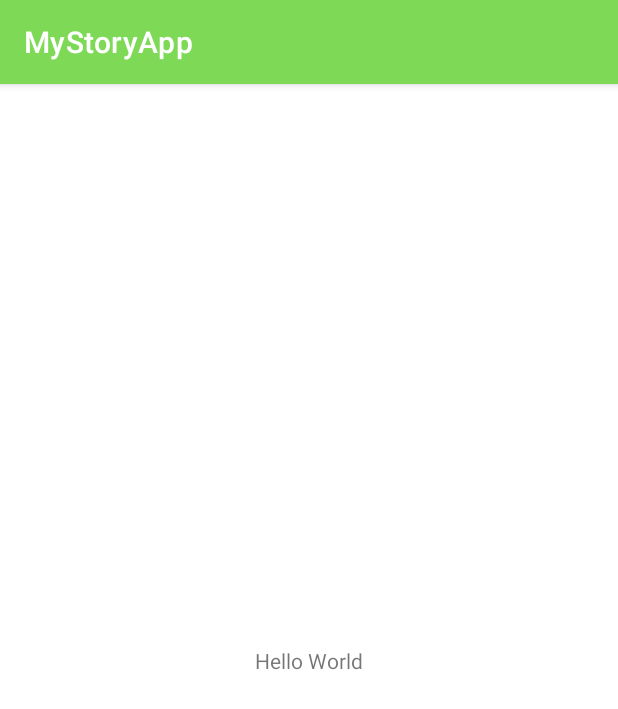
After one commit to Syn57/MyStoryApp, an Android app: the DetailStoryActivity screen opened directly, with no data from a screen before it, on a phone screen of 412 x 824 dp. The commit adds this screen. Shown: the top 709 px of the screen. Run offline under Robolectric (Android 15) with nearby library versions, the phone set to English and light mode, and no system bars.

```diff
--- a/app/src/main/AndroidManifest.xml
+++ b/app/src/main/AndroidManifest.xml
@@ -1,7 +1,9 @@
 <?xml version="1.0" encoding="utf-8"?>
 <manifest xmlns:android="http://schemas.android.com/apk/res/android"
     package="com.example.mystoryapp">
+
     <uses-permission android:name="android.permission.INTERNET" />
+
     <application
         android:allowBackup="true"
         android:icon="@mipmap/ic_launcher"
@@ -9,6 +11,9 @@
         android:roundIcon="@mipmap/ic_launcher_round"
         android:supportsRtl="true"
         android:theme="@style/Theme.MyStoryApp">
+        <activity
+            android:name=".view.detailstory.DetailStoryActivity"
+            android:exported="false" />
         <activity
             android:name=".view.regist.RegistActivity"
             android:exported="false" />
--- a/app/src/main/java/com/example/mystoryapp/data/remote/retrofit/ApiService.kt
+++ b/app/src/main/java/com/example/mystoryapp/data/remote/retrofit/ApiService.kt
@@ -25,8 +25,8 @@ interface ApiService {
 
     @GET("stories")
     fun getStories(
-        @Query("size") size: Int,
-        @Query("page") page: Int,
+//        @Query("size") size: Int,
+//        @Query("page") page: Int,
         @Header("Authorization") token: String
     ): Call<StoryResponse>
 }
--- /dev/null
+++ b/app/src/main/java/com/example/mystoryapp/view/detailstory/DetailStoryActivity.kt
@@ -0,0 +1,12 @@
+package com.example.mystoryapp.view.detailstory
+
+import androidx.appcompat.app.AppCompatActivity
+import android.os.Bundle
+import com.example.mystoryapp.R
+
+class DetailStoryActivity : AppCompatActivity() {
+    override fun onCreate(savedInstanceState: Bundle?) {
+        super.onCreate(savedInstanceState)
+        setContentView(R.layout.activity_detail_story)
+    }
+}
--- /dev/null
+++ b/app/src/main/res/layout/activity_detail_story.xml
@@ -0,0 +1,19 @@
+<?xml version="1.0" encoding="utf-8"?>
+<androidx.constraintlayout.widget.ConstraintLayout xmlns:android="http://schemas.android.com/apk/res/android"
+    xmlns:app="http://schemas.android.com/apk/res-auto"
+    xmlns:tools="http://schemas.android.com/tools"
+    android:layout_width="match_parent"
+    android:layout_height="match_parent"
+    tools:context=".view.detailstory.DetailStoryActivity">
+
+
+    <TextView
+        android:id="@+id/textView"
+        android:layout_width="wrap_content"
+        android:layout_height="wrap_content"
+        android:text="Hello World"
+        app:layout_constraintBottom_toBottomOf="parent"
+        app:layout_constraintEnd_toEndOf="parent"
+        app:layout_constraintStart_toStartOf="parent"
+        app:layout_constraintTop_toTopOf="parent" />
+</androidx.constraintlayout.widget.ConstraintLayout>
--- a/app/src/main/res/values/strings.xml
+++ b/app/src/main/res/values/strings.xml
@@ -22,4 +22,5 @@
     <string name="succes_regist">User created, please login!</string>
     <string name="error_400">Email or password is invalid</string>
     <string name="error_401">Account not found</string>
+    <string name="time_at">at</string>
 </resources>
```
Also changed, not shown: app/src/main/java/com/example/mystoryapp/view/adapter/StoryAdapter.kt (added, +58 -0 lines), app/src/main/java/com/example/mystoryapp/view/main/MainActivity.kt (+41 -1 lines), app/src/main/java/com/example/mystoryapp/view/main/MainViewModel.kt (+48 -4 lines), app/src/main/res/layout/activity_main.xml (+11 -0 lines), app/src/main/res/layout/item_row_story.xml (+7 -5 lines).
